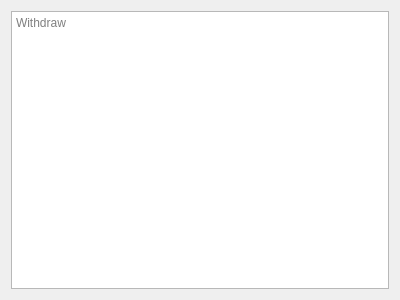
Before: the Qt Designer form frontend/forms/withdraw.ui in tvt23-pankkiprojekti/SPO_Group11, drawn with Qt 5.
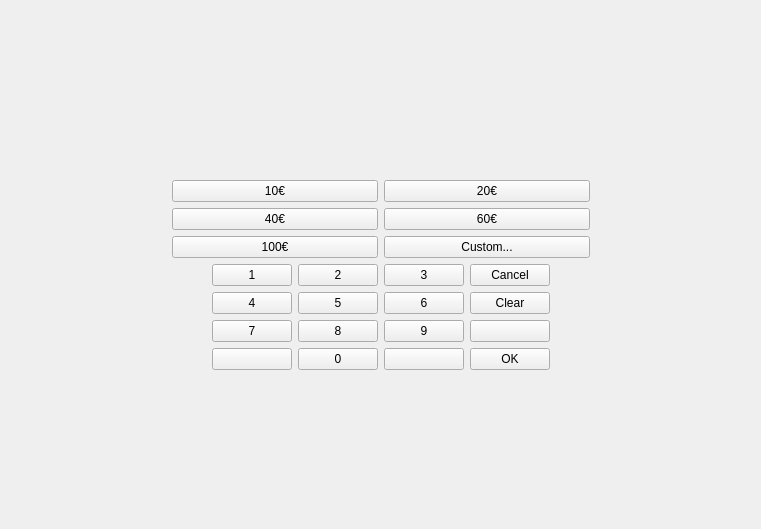
After: the same form once the commit is applied.

Commit message:
Frontend: Withdraw widget (#58)
* remove nodiscard

* rename variables in mainwindow

* withdraw menu

* status widget

```diff
--- a/frontend/forms/withdraw.ui
+++ b/frontend/forms/withdraw.ui
@@ -6,20 +6,293 @@
    <rect>
     <x>0</x>
     <y>0</y>
-    <width>400</width>
-    <height>300</height>
+    <width>761</width>
+    <height>529</height>
    </rect>
   </property>
   <property name="windowTitle">
    <string>Form</string>
   </property>
   <layout class="QGridLayout" name="gridLayout">
-   <item row="0" column="0">
-    <widget class="QTextBrowser" name="textBrowser">
-     <property name="placeholderText">
-      <string>Withdraw</string>
+   <item row="1" column="1">
+    <layout class="QHBoxLayout" name="info">
+     <item>
+      <widget class="QLabel" name="label_name">
+       <property name="text">
+        <string/>
+       </property>
+      </widget>
+     </item>
+     <item>
+      <widget class="QLabel" name="label_amount">
+       <property name="text">
+        <string/>
+       </property>
+       <property name="alignment">
+        <set>Qt::AlignCenter</set>
+       </property>
+      </widget>
+     </item>
+     <item>
+      <widget class="QLabel" name="label_balance">
+       <property name="text">
+        <string/>
+       </property>
+       <property name="alignment">
+        <set>Qt::AlignRight|Qt::AlignTrailing|Qt::AlignVCenter</set>
+       </property>
+      </widget>
+     </item>
+    </layout>
+   </item>
+   <item row="2" column="1">
+    <layout class="QGridLayout" name="buttons">
+     <item row="2" column="0">
+      <widget class="QPushButton" name="amount_100">
+       <property name="text">
+        <string>100€</string>
+       </property>
+      </widget>
+     </item>
+     <item row="1" column="1">
+      <widget class="QPushButton" name="amount_60">
+       <property name="text">
+        <string>60€</string>
+       </property>
+      </widget>
+     </item>
+     <item row="0" column="1">
+      <widget class="QPushButton" name="amount_20">
+       <property name="text">
+        <string>20€</string>
+       </property>
+      </widget>
+     </item>
+     <item row="0" column="0">
+      <widget class="QPushButton" name="amount_10">
+       <property name="text">
+        <string>10€</string>
+       </property>
+      </widget>
+     </item>
+     <item row="1" column="0">
+      <widget class="QPushButton" name="amount_40">
+       <property name="text">
+        <string>40€</string>
+       </property>
+      </widget>
+     </item>
+     <item row="2" column="1">
+      <widget class="QPushButton" name="amount_custom">
+       <property name="text">
+        <string>Custom...</string>
+       </property>
+      </widget>
+     </item>
+    </layout>
+   </item>
+   <item row="2" column="2">
+    <spacer name="horizontalSpacer_4">
+     <property name="orientation">
+      <enum>Qt::Horizontal</enum>
      </property>
-    </widget>
+     <property name="sizeHint" stdset="0">
+      <size>
+       <width>40</width>
+       <height>20</height>
+      </size>
+     </property>
+    </spacer>
+   </item>
+   <item row="0" column="1">
+    <spacer name="verticalSpacer">
+     <property name="orientation">
+      <enum>Qt::Vertical</enum>
+     </property>
+     <property name="sizeHint" stdset="0">
+      <size>
+       <width>20</width>
+       <height>40</height>
+      </size>
+     </property>
+    </spacer>
+   </item>
+   <item row="3" column="1">
+    <layout class="QGridLayout" name="keypad">
+     <item row="0" column="1">
+      <widget class="QPushButton" name="pad_1">
+       <property name="text">
+        <string>1</string>
+       </property>
+      </widget>
+     </item>
+     <item row="1" column="2">
+      <widget class="QPushButton" name="pad_5">
+       <property name="text">
+        <string>5</string>
+       </property>
+      </widget>
+     </item>
+     <item row="3" column="4">
+      <widget class="QPushButton" name="pad_ok">
+       <property name="text">
+        <string>OK</string>
+       </property>
+       <property name="autoDefault">
+        <bool>false</bool>
+       </property>
+       <property name="default">
+        <bool>false</bool>
+       </property>
+       <property name="flat">
+        <bool>false</bool>
+       </property>
+      </widget>
+     </item>
+     <item row="0" column="2">
+      <widget class="QPushButton" name="pad_2">
+       <property name="text">
+        <string>2</string>
+       </property>
+      </widget>
+     </item>
+     <item row="2" column="2">
+      <widget class="QPushButton" name="pad_8">
+       <property name="text">
+        <string>8</string>
+       </property>
+      </widget>
+     </item>
+     <item row="1" column="0">
+      <spacer name="horizontalSpacer">
+       <property name="orientation">
+        <enum>Qt::Horizontal</enum>
+       </property>
+       <property name="sizeHint" stdset="0">
+        <size>
+         <width>40</width>
+         <height>20</height>
+        </size>
+       </property>
+      </spacer>
+     </item>
+     <item row="0" column="4">
+      <widget class="QPushButton" name="pad_cancel">
+       <property name="text">
+        <string>Cancel</string>
+       </property>
+      </widget>
+     </item>
+     <item row="2" column="4">
+      <widget class="QPushButton" name="pad_empty_2">
+       <property name="text">
+        <string/>
+       </property>
+      </widget>
+     </item>
+     <item row="3" column="2">
+      <widget class="QPushButton" name="pad_0">
+       <property name="text">
+        <string>0</string>
+       </property>
+      </widget>
+     </item>
+     <item row="3" column="3">
+      <widget class="QPushButton" name="pad_empty_1">
+       <property name="text">
+        <string/>
+       </property>
+      </widget>
+     </item>
+     <item row="1" column="3">
+      <widget class="QPushButton" name="pad_6">
+       <property name="text">
+        <string>6</string>
+       </property>
+      </widget>
+     </item>
+     <item row="1" column="4">
+      <widget class="QPushButton" name="pad_clear">
+       <property name="text">
+        <string>Clear</string>
+       </property>
+      </widget>
+     </item>
+     <item row="3" column="1">
+      <widget class="QPushButton" name="pad_empty_0">
+       <property name="text">
+        <string/>
+       </property>
+      </widget>
+     </item>
+     <item row="2" column="1">
+      <widget class="QPushButton" name="pad_7">
+       <property name="text">
+        <string>7</string>
+       </property>
+      </widget>
+     </item>
+     <item row="2" column="3">
+      <widget class="QPushButton" name="pad_9">
+       <property name="text">
+        <string>9</string>
+       </property>
+      </widget>
+     </item>
+     <item row="0" column="3">
+      <widget class="QPushButton" name="pad_3">
+       <property name="text">
+        <string>3</string>
+       </property>
+      </widget>
+     </item>
+     <item row="1" column="1">
+      <widget class="QPushButton" name="pad_4">
+       <property name="text">
+        <string>4</string>
+       </property>
+      </widget>
+     </item>
+     <item row="1" column="5">
+      <spacer name="horizontalSpacer_2">
+       <property name="orientation">
+        <enum>Qt::Horizontal</enum>
+       </property>
+       <property name="sizeHint" stdset="0">
+        <size>
+         <width>40</width>
+         <height>20</height>
+        </size>
+       </property>
+      </spacer>
+     </item>
+    </layout>
+   </item>
+   <item row="2" column="0">
+    <spacer name="horizontalSpacer_3">
+     <property name="orientation">
+      <enum>Qt::Horizontal</enum>
+     </property>
+     <property name="sizeHint" stdset="0">
+      <size>
+       <width>40</width>
+       <height>20</height>
+      </size>
+     </property>
+    </spacer>
+   </item>
+   <item row="4" column="1">
+    <spacer name="verticalSpacer_2">
+     <property name="orientation">
+      <enum>Qt::Vertical</enum>
+     </property>
+     <property name="sizeHint" stdset="0">
+      <size>
+       <width>20</width>
+       <height>40</height>
+      </size>
+     </property>
+    </spacer>
    </item>
   </layout>
  </widget>
```
The commit also changes 9 other files.
